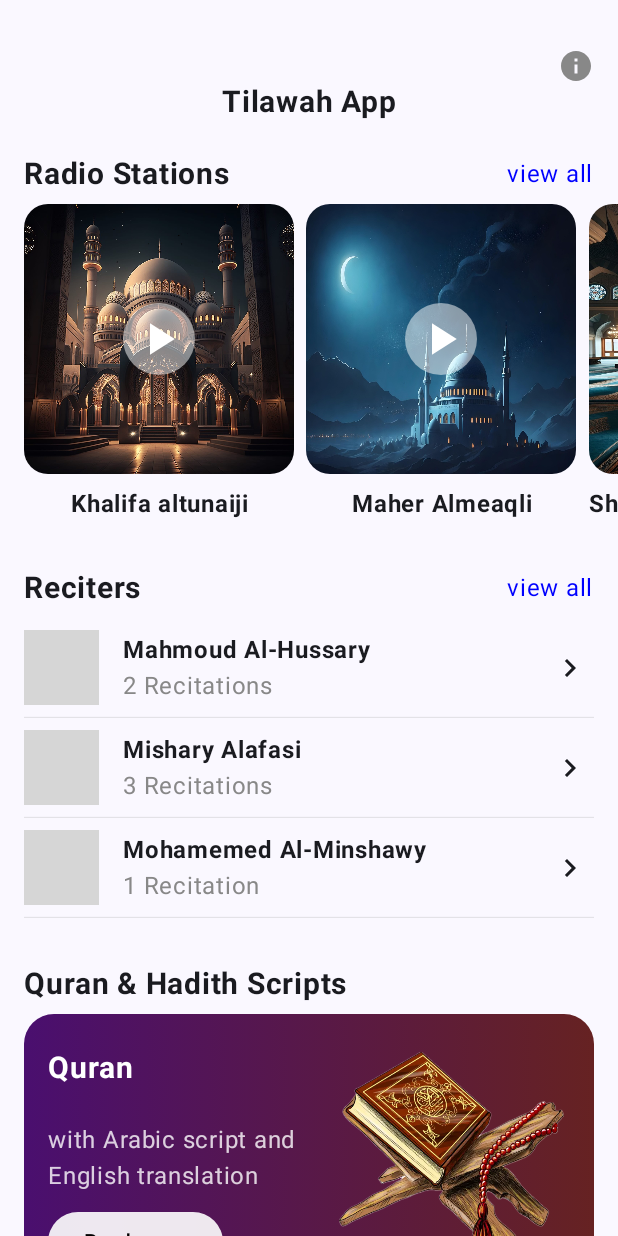
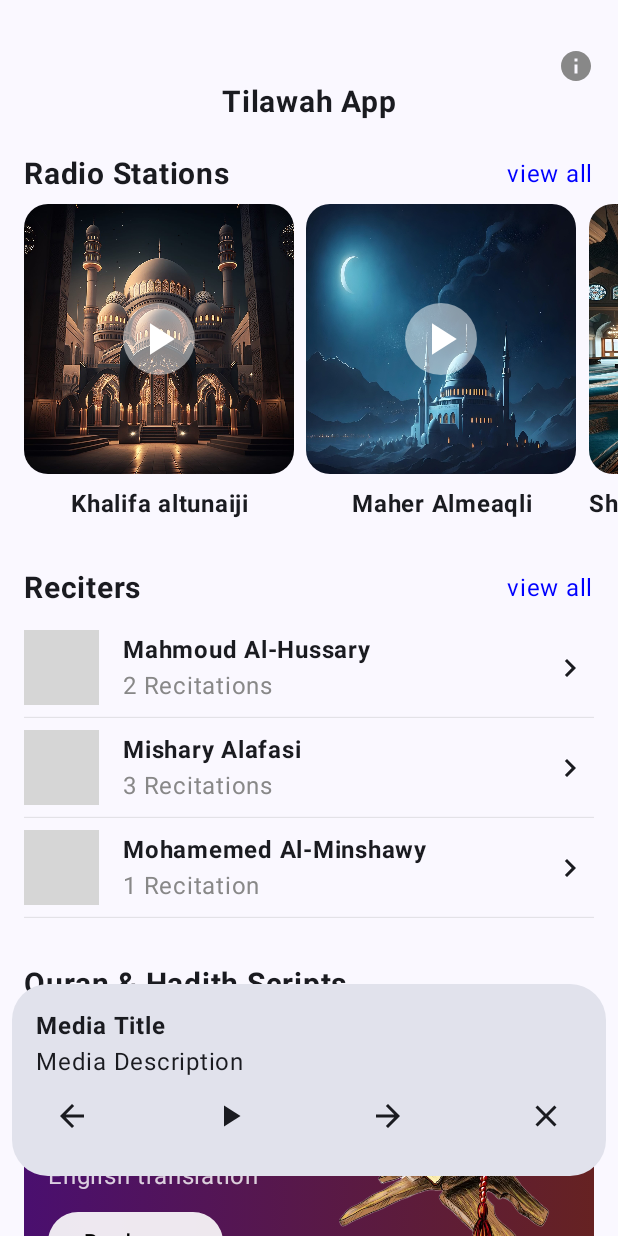
Before and after one commit to githussein/media-player-mp3quran, an Android app built with Jetpack Compose: the screen it shows after launch (MainActivity), on a phone screen of 412 x 824 dp. Run offline under Robolectric (Android 15) with nearby library versions, the phone set to English and light mode, and no system bars; our stand-ins replace Dagger/Hilt's generated code; grey boxes are pictures that could not be loaded.

Commit message:
qoa-18 add ui for media player controls

```diff
--- a/app/src/main/java/com/example/quranoffline/MainActivity.kt
+++ b/app/src/main/java/com/example/quranoffline/MainActivity.kt
@@ -8,6 +8,9 @@ import androidx.compose.foundation.layout.fillMaxSize
 import androidx.compose.foundation.layout.padding
 import androidx.compose.foundation.layout.systemBarsPadding
 import androidx.compose.material3.Scaffold
+import androidx.compose.runtime.getValue
+import androidx.compose.runtime.mutableStateOf
+import androidx.compose.runtime.setValue
 import androidx.compose.ui.Modifier
 import androidx.navigation.compose.NavHost
 import androidx.navigation.compose.composable
@@ -17,11 +20,14 @@ import com.example.quranoffline.ui.AllRecitersScreen.AllRecitersScreen
 import com.example.quranoffline.ui.HomeScreen
 import com.example.quranoffline.ui.RadioStationsScreen.RadioStationsScreen
 import com.example.quranoffline.ui.ReciterScreen
+import com.example.quranoffline.ui.components.MediaController
 import com.example.quranoffline.ui.theme.QuranOfflineTheme
 import dagger.hilt.android.AndroidEntryPoint
 
 @AndroidEntryPoint
 class MainActivity : ComponentActivity() {
+    private var isMediaPlayerVisible by mutableStateOf(true) // Track the visibility of the media player
+
     override fun onCreate(savedInstanceState: Bundle?) {
         super.onCreate(savedInstanceState)
         enableEdgeToEdge()
@@ -29,7 +35,18 @@ class MainActivity : ComponentActivity() {
             QuranOfflineTheme {
                 val navController = rememberNavController()
 
-                Scaffold(modifier = Modifier.fillMaxSize()) { innerPadding ->
+                Scaffold(
+                    modifier = Modifier.fillMaxSize(),
+                    bottomBar = {
+                        if (isMediaPlayerVisible) {
+                            MediaController(
+                                title = "Media Title",
+                                description = "Media Description",
+                                onClose = { isMediaPlayerVisible = false }
+                            )
+                        }
+                    }
+                ) { innerPadding ->
                     NavHost(
                         navController = navController,
                         startDestination = Home
--- a/app/src/main/java/com/example/quranoffline/ui/ReciterScreen.kt
+++ b/app/src/main/java/com/example/quranoffline/ui/ReciterScreen.kt
@@ -170,7 +170,7 @@ private fun ComposeSurahItem(surah: Surah?, server: String) {
                         isPlaying = false
                     } else {
                         try {
-                            mediaPlayer.setDataSource(server.formatServerUrl(surah.id))
+                            mediaPlayer.setDataSource(server)
                             mediaPlayer.prepareAsync()
                             mediaPlayer.setOnPreparedListener {
                                 it.start()
--- /dev/null
+++ b/app/src/main/java/com/example/quranoffline/ui/components/ComponentMediaController.kt
@@ -0,0 +1,65 @@
+package com.example.quranoffline.ui.components
+
+import androidx.compose.foundation.background
+import androidx.compose.foundation.layout.Arrangement
+import androidx.compose.foundation.layout.Column
+import androidx.compose.foundation.layout.Row
+import androidx.compose.foundation.layout.fillMaxWidth
+import androidx.compose.foundation.layout.offset
+import androidx.compose.foundation.layout.padding
+import androidx.compose.foundation.shape.RoundedCornerShape
+import androidx.compose.material.icons.Icons
+import androidx.compose.material.icons.automirrored.filled.ArrowBack
+import androidx.compose.material.icons.automirrored.filled.ArrowForward
+import androidx.compose.material.icons.filled.Close
+import androidx.compose.material.icons.filled.PlayArrow
+import androidx.compose.material3.Icon
+import androidx.compose.material3.IconButton
+import androidx.compose.material3.MaterialTheme
+import androidx.compose.material3.Text
+import androidx.compose.runtime.Composable
+import androidx.compose.ui.Modifier
+import androidx.compose.ui.text.font.FontWeight
+import androidx.compose.ui.unit.dp
+
+@Composable
+fun MediaController(
+    title: String,
+    description: String,
+    onClose: () -> Unit
+) {
+    val backgroundColor = MaterialTheme.colorScheme.surfaceVariant
+
+    Column(
+        modifier = Modifier
+            .fillMaxWidth()
+            .offset(y = (-40).dp)
+            .padding(horizontal = 8.dp)
+            .background(backgroundColor, shape = RoundedCornerShape(24.dp))
+            .padding(16.dp)
+    ) {
+        Text(text = title, fontWeight = FontWeight.Bold)
+        Text(text = description)
+
+        Row(
+            modifier = Modifier.fillMaxWidth(),
+            horizontalArrangement = Arrangement.SpaceBetween
+        ) {
+            IconButton(onClick = { /* Previous media */ }) {
+                Icon(Icons.AutoMirrored.Filled.ArrowBack, contentDescription = "Previous")
+            }
+
+            IconButton(onClick = { /* Play/Resume media */ }) {
+                Icon(Icons.Default.PlayArrow, contentDescription = "Play/Resume")
+            }
+
+            IconButton(onClick = { /* Next media */ }) {
+                Icon(Icons.AutoMirrored.Filled.ArrowForward, contentDescription = "Next")
+            }
+
+            IconButton(onClick = onClose) {
+                Icon(Icons.Default.Close, contentDescription = "Close player")
+            }
+        }
+    }
+}
```
